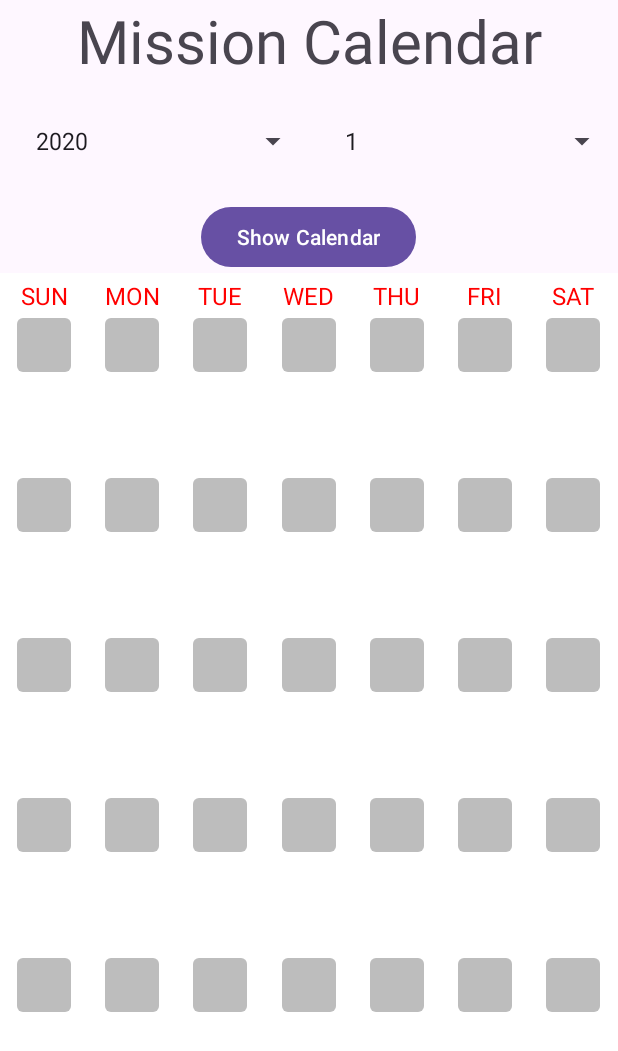
After one commit to 2024-MobileProgramming/MP-FE, an Android app: the fragment CalendarFragment placed in its activity, on a phone screen of 412 x 824 dp. The commit adds this screen. Shown: the top 1051 px of the screen. Run offline under Robolectric (Android 15) with nearby library versions, the phone set to English and light mode, and no system bars; 2 statements that could not run were skipped.

Commit message:
Initial Mission Calendar

```diff
--- a/app/src/main/AndroidManifest.xml
+++ b/app/src/main/AndroidManifest.xml
@@ -12,6 +12,7 @@
         android:supportsRtl="true"
         android:theme="@style/Theme.GaBit"
         tools:targetApi="31">
+        <activity android:name=".Mission_Calendar"></activity>
         <activity
             android:name=".MainActivity"
             android:exported="true">
--- /dev/null
+++ b/app/src/main/java/com/example/gabit/CalendarAdapter.java
@@ -0,0 +1,99 @@
+package com.example.gabit;
+
+import android.content.Context;
+import android.graphics.Typeface;
+import android.view.LayoutInflater;
+import android.view.View;
+import android.view.ViewGroup;
+import android.widget.LinearLayout;
+import android.widget.TextView;
+
+import androidx.recyclerview.widget.RecyclerView;
+
+import java.text.SimpleDateFormat;
+import java.util.ArrayList;
+import java.util.Date;
+import java.util.Locale;
+
+public class CalendarAdapter extends RecyclerView.Adapter<CalendarAdapter.CalendarItemHolder> {
+
+    private ArrayList<Integer> dataList;
+    private FurangCalendar furangCalendar;
+    private LinearLayout calendarLayout;
+    private Date date;
+
+    private boolean[] activityCompleted; // 활동 완료 여부 배열
+
+    public interface ItemClick {
+        void onClick(View view, int position);
+    }
+
+    private ItemClick itemClick;
+
+    // Context 파라미터를 제거하고, calendarLayout과 date만 받습니다.
+    public CalendarAdapter(LinearLayout calendarLayout, Date date) {
+        this.calendarLayout = calendarLayout;
+        this.date = date;
+        this.furangCalendar = new FurangCalendar(date);
+        this.furangCalendar.initBaseCalendar();
+        this.dataList = furangCalendar.getDateList();
+    }
+
+    @Override
+    public CalendarItemHolder onCreateViewHolder(ViewGroup parent, int viewType) {
+        // parent.getContext()를 사용하여 Context를 얻습니다.
+        View view = LayoutInflater.from(parent.getContext()).inflate(R.layout.list_item_calendar, parent, false);
+        return new CalendarItemHolder(view);
+    }
+
+    @Override
+    public void onBindViewHolder(CalendarItemHolder holder, int position) { //사각형을 클릭했을 때 바꿀 수 있는 곳.
+        int h = calendarLayout.getHeight() / 6;
+        holder.itemView.getLayoutParams().height = h;
+
+        // context 대신 holder.itemView.getContext()를 사용합니다.
+        holder.bind(dataList.get(position), position, holder.itemView.getContext());
+        if (itemClick != null) {
+            holder.itemView.setOnClickListener(v -> itemClick.onClick(v, position));
+        }
+    }
+
+    @Override
+    public int getItemCount() {
+        return dataList.size();
+    }
+
+    public void setItemClick(ItemClick itemClick) {
+        this.itemClick = itemClick;
+    }
+
+    public class CalendarItemHolder extends RecyclerView.ViewHolder {
+
+        private View daySquare;
+
+        public CalendarItemHolder(View itemView) {
+            super(itemView);
+            daySquare = itemView.findViewById(R.id.viewDaySquare);
+        }
+
+        public void bind(int data, int position, Context context) {
+            int firstDateIndex = furangCalendar.getPrevTail();
+            int lastDateIndex = dataList.size() - furangCalendar.getNextHead() - 1;
+
+            // 여기서 사각형 뷰의 속성을 변경할 수 있습니다.
+            daySquare.setVisibility(View.VISIBLE);
+
+            String dateString = new SimpleDateFormat("dd", Locale.KOREA).format(date);
+            int dateInt = Integer.parseInt(dateString);
+            if (dataList.get(position) == dateInt) {
+                daySquare.setBackgroundResource(R.drawable.shape_calendar_day_selected); // 선택된 날짜의 배경 변경
+            } else {
+                daySquare.setBackgroundResource(R.drawable.shape_calendar_day); // 기본 배경
+            }
+
+            if (position < firstDateIndex || position > lastDateIndex) {
+                daySquare.setBackgroundResource(R.drawable.shape_calendar_day_inactive); // 이전/다음 달의 날짜 배경 변경
+            }
+        }
+    }
+}
--- /dev/null
+++ b/app/src/main/java/com/example/gabit/CalendarFragment.java
@@ -0,0 +1,83 @@
+package com.example.gabit;
+
+import android.os.Bundle;
+import android.view.LayoutInflater;
+import android.view.View;
+import android.view.ViewGroup;
+import android.widget.LinearLayout;
+import androidx.annotation.NonNull;
+import androidx.annotation.Nullable;
+import androidx.fragment.app.Fragment;
+import androidx.recyclerview.widget.GridLayoutManager;
+import androidx.recyclerview.widget.RecyclerView;
+import java.util.Calendar;
+import java.util.Date;
+
+public class CalendarFragment extends Fragment {
+    private static final String TAG = CalendarFragment.class.getSimpleName();
+
+    private String selectedYear;
+    private String selectedMonth;
+    private LinearLayout calendarLayout;
+    private RecyclerView calendarView;
+    private CalendarAdapter calendarAdapter;
+
+    private static CalendarFragment instance;
+
+    public static CalendarFragment getInstance() {
+        return instance;
+    }
+
+    public static CalendarFragment newInstance(String year, String month) {
+        CalendarFragment fragment = new CalendarFragment();
+        Bundle args = new Bundle();
+        args.putString("YEAR", year);
+        args.putString("MONTH", month);
+        fragment.setArguments(args);
+        return fragment;
+    }
+
+    @Override
+    public void onCreate(@Nullable Bundle savedInstanceState) {
+        super.onCreate(savedInstanceState);
+        instance = this;
+        if (getArguments() != null) {
+            selectedYear = getArguments().getString("YEAR");
+            selectedMonth = getArguments().getString("MONTH");
+        }
+    }
+
+    @Nullable
+    @Override
+    public View onCreateView(@NonNull LayoutInflater inflater, @Nullable ViewGroup container, @Nullable Bundle savedInstanceState) {
+        View view = inflater.inflate(R.layout.calendar, container, false);
+        initView(view);
+        return view;
+    }
+
+    private void initView(View view) {
+        calendarLayout = view.findViewById(R.id.calendar_layout);
+        calendarView = view.findViewById(R.id.calendar_view);
+
+        // 선택된 년도와 월을 사용하여 Date 객체 생성
+        Calendar calendar = Calendar.getInstance();
+        calendar.set(Calendar.YEAR, Integer.parseInt(selectedYear));
+        calendar.set(Calendar.MONTH, Integer.parseInt(selectedMonth) - 1); // Calendar.MONTH는 0부터 시작
+        calendar.set(Calendar.DAY_OF_MONTH, 1); // 달의 첫날로 설정
+        Date selectedDate = calendar.getTime();
+
+        // GridLayoutManager를 사용하여 한 줄에 7개의 아이템이 표시되도록 설정
+        GridLayoutManager gridLayoutManager = new GridLayoutManager(getContext(), 7);
+        calendarView.setLayoutManager(gridLayoutManager);
+
+        // CalendarAdapter 초기화 및 설정
+        calendarAdapter = new CalendarAdapter(calendarLayout, selectedDate);
+        calendarView.setAdapter(calendarAdapter);
+    }
+
+    @Override
+    public void onDestroy() {
+        super.onDestroy();
+        instance = null;
+    }
+}
--- /dev/null
+++ b/app/src/main/java/com/example/gabit/Calendar_Request.java
@@ -0,0 +1,9 @@
+package com.example.gabit;
+
+import java.util.Map;
+
+public class Calendar_Request {
+    //서버 URL 설정(php 파일 연동)
+    final static private String URL = "mission/monthly";
+    private Map<String, String> map;
+}
--- /dev/null
+++ b/app/src/main/java/com/example/gabit/FurangCalendar.java
@@ -0,0 +1,66 @@
+package com.example.gabit;
+
+import java.util.ArrayList;
+import java.util.Calendar;
+import java.util.Date;
+
+public class FurangCalendar {
+    private ArrayList<Integer> dateList;
+    private Calendar calendar;
+    private int prevTail;
+    private int nextHead;
+
+    public FurangCalendar(Date date) {
+        this.calendar = Calendar.getInstance();
+        this.calendar.setTime(date);
+        this.dateList = new ArrayList<>();
+    }
+
+    public void initBaseCalendar() {
+        makeMonthDateList();
+    }
+
+    private void makeMonthDateList() {
+        dateList.clear();
+
+        // 현재 달의 첫 번째 날로 설정
+        calendar.set(Calendar.DAY_OF_MONTH, 1);
+
+        int firstDayOfMonth = calendar.get(Calendar.DAY_OF_WEEK) - 1; // 첫 번째 날의 요일
+        int maxDayOfMonth = calendar.getActualMaximum(Calendar.DAY_OF_MONTH); // 현재 달의 마지막 날
+
+        // 이전 달의 날짜 추가
+        Calendar prevMonth = (Calendar) calendar.clone();
+        prevMonth.add(Calendar.MONTH, -1);
+        int maxDayOfPrevMonth = prevMonth.getActualMaximum(Calendar.DAY_OF_MONTH); // 이전 달의 마지막 날
+
+        for (int i = 1; i <= firstDayOfMonth; i++) {
+            dateList.add(maxDayOfPrevMonth - firstDayOfMonth + i);
+        }
+        prevTail = firstDayOfMonth;
+
+        // 현재 달의 날짜 추가
+        for (int i = 1; i <= maxDayOfMonth; i++) {
+            dateList.add(i);
+        }
+
+        // 다음 달의 날짜 추가
+        int nextMonthDay = 1;
+        while (dateList.size() % 7 != 0) {
+            dateList.add(nextMonthDay++);
+        }
+        nextHead = nextMonthDay - 1;
+    }
+
+    public ArrayList<Integer> getDateList() {
+        return dateList;
+    }
+
+    public int getPrevTail() {
+        return prevTail;
+    }
+
+    public int getNextHead() {
+        return nextHead;
+    }
+}
--- a/app/src/main/java/com/example/gabit/MainActivity.java
+++ b/app/src/main/java/com/example/gabit/MainActivity.java
@@ -2,13 +2,27 @@ package com.example.gabit;
 
 import androidx.appcompat.app.AppCompatActivity;
 
+import android.content.Intent;
 import android.os.Bundle;
+import android.view.View;
+import android.widget.Button;
 
 public class MainActivity extends AppCompatActivity {
-
+    Button btn1; //만약 이 버튼을 눌렀을 때 button name 변경 필요.
+    Intent myIntent;
     @Override
     protected void onCreate(Bundle savedInstanceState) {
         super.onCreate(savedInstanceState);
         setContentView(R.layout.activity_main);
+        btn1 = (Button) findViewById(R.id.button1);
+        btn1.setOnClickListener(new View.OnClickListener() {
+            @Override
+            public void onClick(View v) {
+                myIntent = new Intent(getApplicationContext(), Mission_Calendar.class);
+                startActivity(myIntent);
+                //finish(); //finish함수를 이용하면 activity가 살아있다. 뒤로가기를 눌러서 사용 가능.
+            }
+        });
     }
+
 }
--- /dev/null
+++ b/app/src/main/java/com/example/gabit/Mission_Calendar.java
@@ -0,0 +1,75 @@
+package com.example.gabit;
+
+import android.os.Bundle;
+import android.view.View;
+import android.widget.AdapterView;
+import android.widget.ArrayAdapter;
+import android.widget.Button;
+import android.widget.Spinner;
+import androidx.annotation.Nullable;
+import androidx.appcompat.app.AppCompatActivity;
+import androidx.fragment.app.FragmentManager;
+import androidx.fragment.app.FragmentTransaction;
+
+public class Mission_Calendar extends AppCompatActivity {
+    ArrayAdapter<CharSequence> adspin_year, adspin_month;
+    Spinner spin1;
+    Spinner spin2;
+    Button btn_show;
+    String choice_year = "";
+    String choice_month = "";
+
+    @Override
+    protected void onCreate(@Nullable Bundle savedInstanceState) {
+        super.onCreate(savedInstanceState);
+        setContentView(R.layout.mission_calendar_xml);
+
+        spin1 = findViewById(R.id.spinner_year);
+        spin2 = findViewById(R.id.spinner_month);
+        btn_show = findViewById(R.id.btn_show);
+
+        adspin_year = ArrayAdapter.createFromResource(this, R.array.spinner_year, android.R.layout.simple_spinner_dropdown_item);
+        adspin_year.setDropDownViewResource(android.R.layout.simple_spinner_dropdown_item);
+        spin1.setAdapter(adspin_year);
+
+        spin1.setOnItemSelectedListener(new AdapterView.OnItemSelectedListener() {
+            @Override
+            public void onItemSelected(AdapterView<?> parent, View view, int position, long id) {
+                choice_year = adspin_year.getItem(position).toString();
+                adspin_month = ArrayAdapter.createFromResource(Mission_Calendar.this, R.array.spinner_month, android.R.layout.simple_spinner_dropdown_item);
+                adspin_month.setDropDownViewResource(android.R.layout.simple_spinner_dropdown_item);
+                spin2.setAdapter(adspin_month);
+            }
+
+            @Override
+            public void onNothingSelected(AdapterView<?> parent) {
+            }
+        });
+
+        spin2.setOnItemSelectedListener(new AdapterView.OnItemSelectedListener() {
+            @Override
+            public void onItemSelected(AdapterView<?> parent, View view, int position, long id) {
+                choice_month = adspin_month.getItem(position).toString();
+            }
+
+            @Override
+            public void onNothingSelected(AdapterView<?> parent) {
+            }
+        });
+
+        btn_show.setOnClickListener(new View.OnClickListener() {
+            @Override
+            public void onClick(View v) {
+                showCalendarFragment(choice_year, choice_month);
+            }
+        });
+    }
+
+    private void showCalendarFragment(String year, String month) {
+        CalendarFragment calendarFragment = CalendarFragment.newInstance(year, month);
+        FragmentManager fragmentManager = getSupportFragmentManager();
+        FragmentTransaction fragmentTransaction = fragmentManager.beginTransaction();
+        fragmentTransaction.replace(R.id.frameLayout, calendarFragment);
+        fragmentTransaction.commit();
+    }
+}
--- /dev/null
+++ b/app/src/main/java/com/example/gabit/User_date.java
@@ -0,0 +1,29 @@
+package com.example.gabit;
+
+public class User_date {
+    private String name;
+    private int age;
+
+    // 생성자
+    public User_date(String name, int age) {
+        this.name = name;
+        this.age = age;
+    }
+
+    // Getter와 Setter
+    public String getName() {
+        return name;
+    }
+
+    public void setName(String name) {
+        this.name = name;
+    }
+
+    public int getAge() {
+        return age;
+    }
+
+    public void setAge(int age) {
+        this.age = age;
+    }
+}
--- /dev/null
+++ b/app/src/main/res/drawable/shape_calendar_day.xml
@@ -0,0 +1,6 @@
+<?xml version="1.0" encoding="utf-8"?>
+<shape xmlns:android="http://schemas.android.com/apk/res/android"
+    android:shape="rectangle">
+    <solid android:color="#BDBDBD" /> <!-- 선택된 날짜의 색상 지정 -->
+    <corners android:radius="4dp" />
+</shape>
--- /dev/null
+++ b/app/src/main/res/drawable/shape_calendar_day_inactive.xml
@@ -0,0 +1,6 @@
+<?xml version="1.0" encoding="utf-8"?>
+<shape xmlns:android="http://schemas.android.com/apk/res/android"
+    android:shape="rectangle">
+    <solid android:color="#BDBDBD" /> <!-- 비활성 날짜의 색상 지정 -->
+    <corners android:radius="4dp" />
+</shape>
--- /dev/null
+++ b/app/src/main/res/drawable/shape_calendar_day_selected.xml
@@ -0,0 +1,6 @@
+<?xml version="1.0" encoding="utf-8"?>
+<shape xmlns:android="http://schemas.android.com/apk/res/android"
+    android:shape="rectangle">
+    <solid android:color="#BDBDBD" /> <!-- 선택된 날짜의 색상 지정 -->
+    <corners android:radius="4dp" />
+</shape>
--- a/app/src/main/res/layout/activity_main.xml
+++ b/app/src/main/res/layout/activity_main.xml
@@ -1,18 +1,14 @@
 <?xml version="1.0" encoding="utf-8"?>
-<androidx.constraintlayout.widget.ConstraintLayout xmlns:android="http://schemas.android.com/apk/res/android"
-    xmlns:app="http://schemas.android.com/apk/res-auto"
-    xmlns:tools="http://schemas.android.com/tools"
+<LinearLayout xmlns:android="http://schemas.android.com/apk/res/android"
+    android:id="@+id/activity_main"
     android:layout_width="match_parent"
     android:layout_height="match_parent"
-    tools:context=".MainActivity">
-
-    <TextView
+    android:orientation="vertical">
+    <Button
+        android:id="@+id/button1"
         android:layout_width="wrap_content"
         android:layout_height="wrap_content"
-        android:text="Hello World!"
-        app:layout_constraintBottom_toBottomOf="parent"
-        app:layout_constraintEnd_toEndOf="parent"
-        app:layout_constraintStart_toStartOf="parent"
-        app:layout_constraintTop_toTopOf="parent" />
-
-</androidx.constraintlayout.widget.ConstraintLayout>
+        android:layout_gravity="center"
+        android:text="Make new activity"
+        />
+</LinearLayout>
--- /dev/null
+++ b/app/src/main/res/layout/calendar.xml
@@ -0,0 +1,75 @@
+<?xml version="1.0" encoding="utf-8"?>
+<LinearLayout
+    xmlns:android="http://schemas.android.com/apk/res/android"
+    xmlns:tools="http://schemas.android.com/tools"
+    android:layout_width="match_parent"
+    android:layout_height="match_parent"
+    android:orientation="vertical"
+    android:id="@+id/calendar_layout"
+    android:background="@color/white">
+
+    <LinearLayout
+        android:id="@+id/calendar_header"
+        android:layout_width="match_parent"
+        android:layout_height="30dp"
+        android:gravity="center_vertical"
+        android:orientation="horizontal">
+
+        <TextView
+            android:layout_width="0dp"
+            android:layout_height="wrap_content"
+            android:layout_weight="1"
+            android:gravity="center_horizontal"
+            android:text="SUN"
+            style="@style/TextViewStyle"/>
+        <TextView
+            android:layout_width="0dp"
+            android:layout_height="wrap_content"
+            android:layout_weight="1"
+            android:gravity="center_horizontal"
+            android:text="MON"
+            style="@style/TextViewStyle"/>
+        <TextView
+            android:layout_width="0dp"
+            android:layout_height="wrap_content"
+            android:layout_weight="1"
+            android:gravity="center_horizontal"
+            android:text="TUE"
+            style="@style/TextViewStyle"/>
+        <TextView
+            android:layout_width="0dp"
+            android:layout_height="wrap_content"
+            android:layout_weight="1"
+            android:gravity="center_horizontal"
+            android:text="WED"
+            style="@style/TextViewStyle"/>
+        <TextView
+            android:layout_width="0dp"
+            android:layout_height="wrap_content"
+            android:layout_weight="1"
+            android:gravity="center_horizontal"
+            android:text="THU"
+            style="@style/TextViewStyle"/>
+        <TextView
+            android:layout_width="0dp"
+            android:layout_height="wrap_content"
+            android:layout_weight="1"
+            android:gravity="center_horizontal"
+            android:text="FRI"
+            style="@style/TextViewStyle"/>
+        <TextView
+            android:layout_width="0dp"
+            android:layout_height="wrap_content"
+            android:layout_weight="1"
+            android:gravity="center_horizontal"
+            android:text="SAT"
+            style="@style/TextViewStyle"/>
+    </LinearLayout>
+
+    <androidx.recyclerview.widget.RecyclerView
+        android:id="@+id/calendar_view"
+        android:layout_width="match_parent"
+        android:layout_height="0dp"
+        android:layout_weight="1"
+        tools:listitem="@layout/list_item_calendar"/>
+</LinearLayout>
--- /dev/null
+++ b/app/src/main/res/layout/list_item_calendar.xml
@@ -0,0 +1,14 @@
+<?xml version="1.0" encoding="utf-8"?>
+<LinearLayout
+    xmlns:android="http://schemas.android.com/apk/res/android"
+    android:layout_width="match_parent"
+    android:layout_height="wrap_content"
+    android:orientation="vertical"
+    android:gravity="center_horizontal|top">
+
+    <View
+        android:id="@+id/viewDaySquare"
+        android:layout_width="36dp"
+        android:layout_height="36dp"
+        android:background="@drawable/shape_calendar_day" />
+</LinearLayout>
--- /dev/null
+++ b/app/src/main/res/layout/mission_calendar_xml.xml
@@ -0,0 +1,53 @@
+<?xml version="1.0" encoding="utf-8"?>
+<LinearLayout xmlns:android="http://schemas.android.com/apk/res/android"
+    android:orientation="vertical"
+    android:layout_width="match_parent"
+    android:layout_height="match_parent">
+
+    <TextView
+        android:id="@+id/textView1"
+        android:layout_width="match_parent"
+        android:layout_height="wrap_content"
+        android:text="Mission Calendar"
+        android:textSize="40sp"
+        android:gravity="center"/>
+
+    <LinearLayout
+        android:orientation="horizontal"
+        android:layout_width="match_parent"
+        android:layout_height="80dp"
+        android:layout_gravity="center_horizontal"
+        android:weightSum="1">
+
+        <Spinner
+            android:layout_width="0dp"
+            android:layout_height="wrap_content"
+            android:id="@+id/spinner_year"
+            android:layout_weight="0.5"
+            android:padding="16dp"
+            android:minHeight="48dp" />
+
+        <Spinner
+            android:layout_width="0dp"
+            android:layout_height="wrap_content"
+            android:id="@+id/spinner_month"
+            android:layout_weight="0.5"
+            android:padding="16dp"
+            android:minHeight="48dp" />
+    </LinearLayout>
+
+    <Button
+        android:id="@+id/btn_show"
+        android:layout_width="wrap_content"
+        android:layout_height="wrap_content"
+        android:text="Show Calendar"
+        android:layout_gravity="center_horizontal"/>
+
+    <FrameLayout
+        android:id="@+id/frameLayout"
+        android:layout_width="match_parent"
+        android:layout_height="0dp"
+        android:layout_weight="1">
+    </FrameLayout>
+
+</LinearLayout>
--- a/app/src/main/res/values/strings.xml
+++ b/app/src/main/res/values/strings.xml
@@ -1,3 +1,37 @@
 <resources>
     <string name="app_name">GaBit</string>
+    <string-array name = "spinner_year">
+        <item>2020</item>
+        <item>2021</item>
+        <item>2022</item>
+        <item>2023</item>
+        <item>2024</item>
+        <item>2025</item>
+        <item>2026</item>
+    </string-array>
+    <string-array name = "spinner_month">
+        <item>1</item>
+        <item>2</item>
+        <item>3</item>
+        <item>4</item>
+        <item>5</item>
+        <item>6</item>
+        <item>7</item>
+        <item>8</item>
+        <item>9</item>
+        <item>10</item>
+        <item>11</item>
+        <item>12</item>
+    </string-array>
+
+    <style name="TextViewStyle">
+        <item name="android:textColor">#FF0000</item> <!-- 예시로 빨간색 텍스트 색상 -->
+        <item name="android:textSize">16sp</item> <!-- 예시로 텍스트 크기 16sp -->
+        <item name="android:fontFamily">sans-serif</item> <!-- 예시로 폰트 패밀리 설정 -->
+    </style>
+
+    <style name="LightColorTextViewStyle">
+        <item name="android:textColor">#B0BEC5</item> <!-- 원하는 색상으로 변경 -->
+        <item name="android:textSize">14sp</item> <!-- 원하는 텍스트 크기로 변경 -->
+    </style>
 </resources>
```
Also changed, not shown: app/build.gradle.kts (+8 -0 lines), build.gradle.kts (line endings or trailing spaces).
